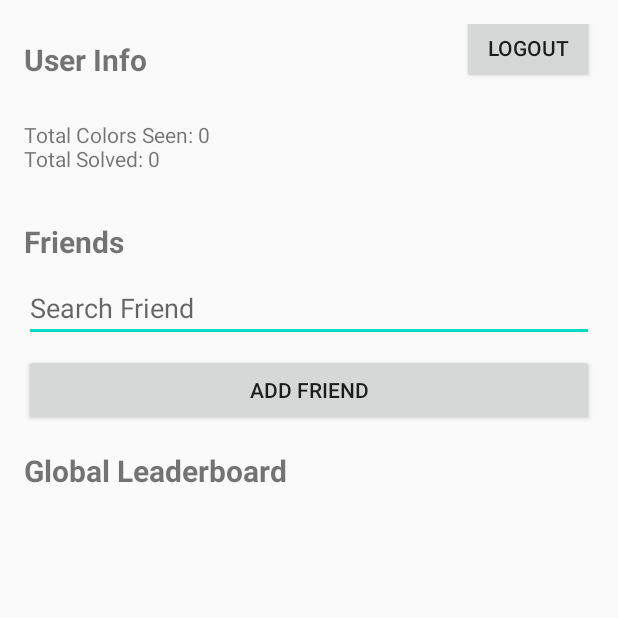
After one commit to fridge32/The-Perfect-Blend, an Android app built with Jetpack Compose: the ProfileActivity screen opened directly, with no data from a screen before it, on a phone screen of 412 x 824 dp, the top half of it. The commit adds this screen. Run offline under Robolectric (Android 15) with nearby library versions, the phone set to English and light mode, and no system bars; our stand-ins replace Firebase (no records; nobody signed in at launch, a user with empty details on screens opened directly).

Commit message:
basic profile setup

```diff
--- a/app/src/main/AndroidManifest.xml
+++ b/app/src/main/AndroidManifest.xml
@@ -24,6 +24,7 @@
         </activity>
         <activity android:name=".LoginActivity"></activity>
         <activity android:name=".RegisterActivity"></activity>
+        <activity android:name=".ProfileActivity"></activity>
     </application>
 
 </manifest>
--- a/app/src/main/java/com/example/the_perfect_blend/MainActivity.kt
+++ b/app/src/main/java/com/example/the_perfect_blend/MainActivity.kt
@@ -32,6 +32,7 @@ class MainActivity : AppCompatActivity() {
     private lateinit var resetButton: Button
     private lateinit var previousButton: Button
     private lateinit var nextButton: Button
+    private lateinit var profileButton: Button
     private lateinit var firestore: FirebaseFirestore
     private lateinit var auth: FirebaseAuth
     private lateinit var allColors: List<ColorEntity>
@@ -82,6 +83,11 @@ class MainActivity : AppCompatActivity() {
         resetButton = findViewById(R.id.resetButton)
         previousButton = findViewById(R.id.previousButton)
         nextButton = findViewById(R.id.nextButton)
+        profileButton = findViewById(R.id.profileButton)
+
+        profileButton.setOnClickListener {
+            startActivity(Intent(this, ProfileActivity::class.java))
+        }
 
         paletteButtons = mapOf(
             "#FFFFFF" to Pair(findViewById(R.id.buttonWhiteIncrement), findViewById(R.id.buttonWhiteDecrement)),
@@ -146,7 +152,6 @@ class MainActivity : AppCompatActivity() {
         val r = (color shr 16) and 0xFF
         val g = (color shr 8) and 0xFF
         val b = color and 0xFF
-        val x = Triple(r, g, b)
         return Triple(r, g, b)
     }
 
--- /dev/null
+++ b/app/src/main/java/com/example/the_perfect_blend/ProfileActivity.kt
@@ -0,0 +1,44 @@
+package com.example.the_perfect_blend
+
+import android.content.Intent
+import android.os.Bundle
+import android.widget.Button
+import android.widget.EditText
+import android.widget.TextView
+import androidx.appcompat.app.AppCompatActivity
+import com.google.firebase.auth.FirebaseAuth
+import com.google.firebase.firestore.FirebaseFirestore
+
+class ProfileActivity : AppCompatActivity() {
+
+    private lateinit var auth: FirebaseAuth
+    private lateinit var firestore: FirebaseFirestore
+    private lateinit var searchFriendEditText: EditText
+    private lateinit var addFriendButton: Button
+    private lateinit var leaderboardTitle: TextView
+    private lateinit var logoutButton: Button
+
+    override fun onCreate(savedInstanceState: Bundle?) {
+        super.onCreate(savedInstanceState)
+        setContentView(R.layout.activity_profile)
+
+        auth = FirebaseAuth.getInstance()
+        firestore = FirebaseFirestore.getInstance()
+
+        searchFriendEditText = findViewById(R.id.searchFriendEditText)
+        addFriendButton = findViewById(R.id.addFriendButton)
+        leaderboardTitle = findViewById(R.id.leaderboardTitle)
+        logoutButton = findViewById(R.id.logoutButton)
+
+        addFriendButton.setOnClickListener {
+            val friendEmail = searchFriendEditText.text.toString().trim()
+            // Logic to add friend using friendEmail
+        }
+
+        logoutButton.setOnClickListener {
+            auth.signOut()
+            startActivity(Intent(this, LoginActivity::class.java))
+            finish()
+        }
+    }
+}
--- a/app/src/main/res/layout/activity_main.xml
+++ b/app/src/main/res/layout/activity_main.xml
@@ -268,6 +268,13 @@
                 android:layout_height="wrap_content"
                 android:text="Next"
                 android:layout_marginLeft="16dp"/>
+
+        <Button
+            android:id="@+id/profileButton"
+            android:layout_width="wrap_content"
+            android:layout_height="wrap_content"
+            android:text="Profile"
+            android:layout_marginLeft="16dp"/>
     </LinearLayout>
 
 </LinearLayout>
--- /dev/null
+++ b/app/src/main/res/layout/activity_profile.xml
@@ -0,0 +1,84 @@
+<?xml version="1.0" encoding="utf-8"?>
+<LinearLayout xmlns:android="http://schemas.android.com/apk/res/android"
+    android:layout_width="match_parent"
+    android:layout_height="match_parent"
+    android:orientation="vertical"
+    android:padding="16dp">
+
+    <!-- User Info Section -->
+    <LinearLayout
+        android:layout_width="match_parent"
+        android:layout_height="wrap_content"
+        android:orientation="horizontal"
+        android:gravity="center_vertical">
+
+        <TextView
+            android:id="@+id/userInfoTitle"
+            android:layout_width="0dp"
+            android:layout_height="wrap_content"
+            android:layout_weight="1"
+            android:text="User Info"
+            android:textStyle="bold"
+            android:textSize="20sp"
+            android:layout_marginBottom="8dp"/>
+
+        <!-- Logout Button -->
+        <Button
+            android:id="@+id/logoutButton"
+            android:layout_width="wrap_content"
+            android:layout_height="wrap_content"
+            android:text="Logout"
+            android:layout_marginBottom="16dp"/>
+    </LinearLayout>
+
+    <!-- User Stats -->
+    <TextView
+        android:id="@+id/userStats"
+        android:layout_width="match_parent"
+        android:layout_height="wrap_content"
+        android:text="Total Colors Seen: 0\nTotal Solved: 0\n"
+        android:layout_marginBottom="16dp"/>
+
+    <!-- Friends Section -->
+    <TextView
+        android:id="@+id/friendsTitle"
+        android:layout_width="match_parent"
+        android:layout_height="wrap_content"
+        android:text="Friends"
+        android:textStyle="bold"
+        android:textSize="20sp"
+        android:layout_marginBottom="8dp"/>
+
+    <!-- Friend Search -->
+    <EditText
+        android:id="@+id/searchFriendEditText"
+        android:layout_width="match_parent"
+        android:layout_height="wrap_content"
+        android:hint="Search Friend"
+        android:layout_marginBottom="8dp"/>
+
+    <!-- Add Friend Button -->
+    <Button
+        android:id="@+id/addFriendButton"
+        android:layout_width="match_parent"
+        android:layout_height="wrap_content"
+        android:text="Add Friend"
+        android:layout_marginBottom="16dp"/>
+
+    <!-- Chat Feature -->
+    <!-- You can add your chat feature UI here -->
+
+    <!-- Leaderboard Section -->
+    <TextView
+        android:id="@+id/leaderboardTitle"
+        android:layout_width="match_parent"
+        android:layout_height="wrap_content"
+        android:text="Global Leaderboard"
+        android:textStyle="bold"
+        android:textSize="20sp"
+        android:layout_marginBottom="8dp"/>
+
+    <!-- Global Leaderboard -->
+    <!-- You can display the global leaderboard here -->
+
+</LinearLayout>
```
